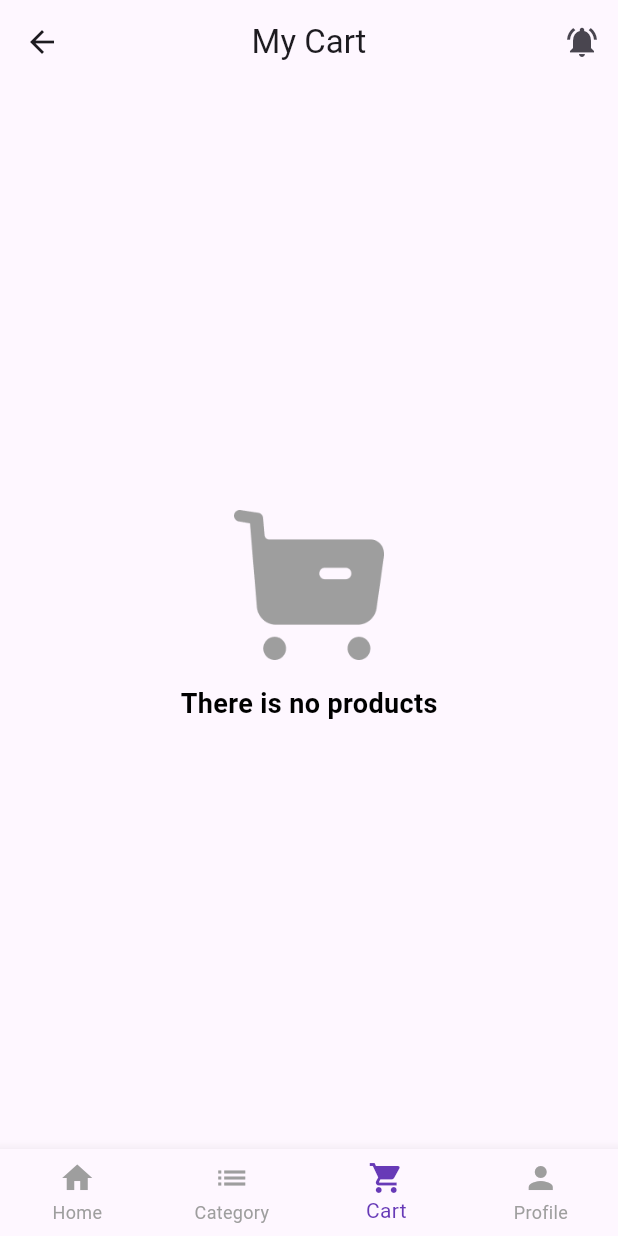
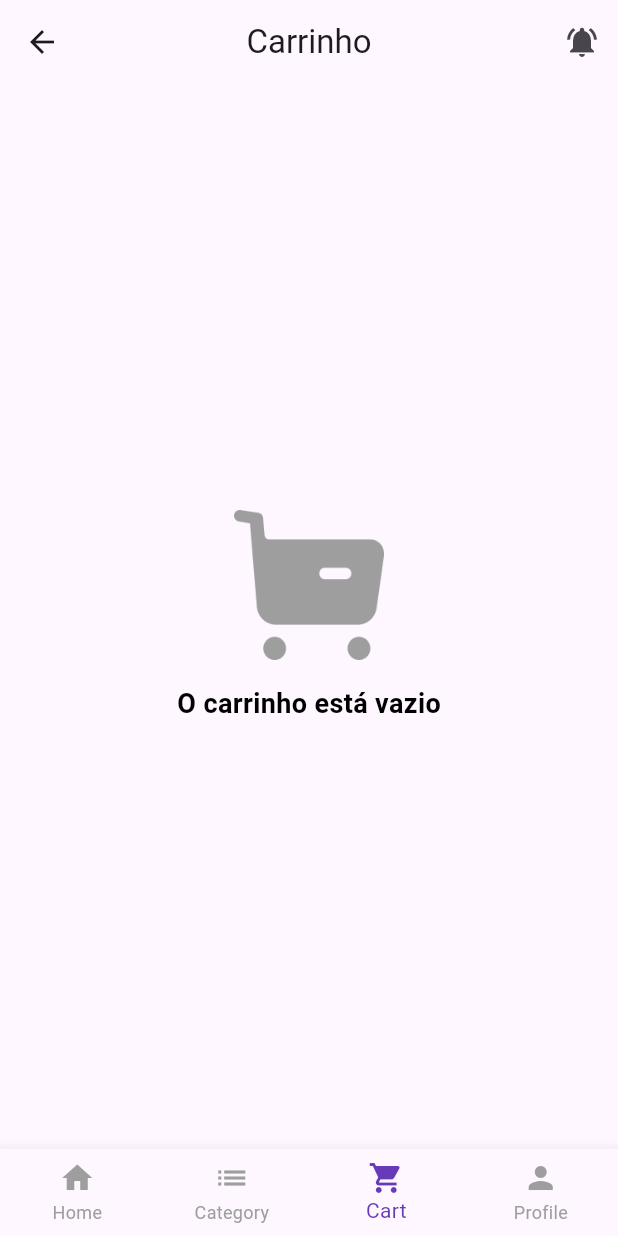
Before and after one commit to soaressc/BRADEMO_bazar_projeto, a Flutter app: the CartEmptyScreen screen opened by its route, on a phone screen of 412 x 824 dp. Run offline on Flutter 3.47's test engine with Material 3 defaults, Android fonts, the phone set to English and light mode, and no system bars; our stand-ins replace smooth_page_indicator.

Commit message:
Ajustes na tela do carrinho

```diff
--- a/lib/screens/cart_empty_screen.dart
+++ b/lib/screens/cart_empty_screen.dart
@@ -36,7 +36,7 @@ class _CartEmptyScreenState extends State<CartEmptyScreen> {
     return Scaffold(
       appBar: AppBar(
         centerTitle: true,
-        title: const Text('My Cart'),
+        title: const Text('Carrinho'),
         actions: [
           IconButton(
             icon: const Icon(Icons.notifications_active),
@@ -58,7 +58,7 @@ class _CartEmptyScreenState extends State<CartEmptyScreen> {
             ),
             const SizedBox(height: 16),
             const Text(
-              'There is no products',
+              'O carrinho está vazio',
               style: TextStyle(
                 fontSize: 18,
                 color: Colors.black,
```
